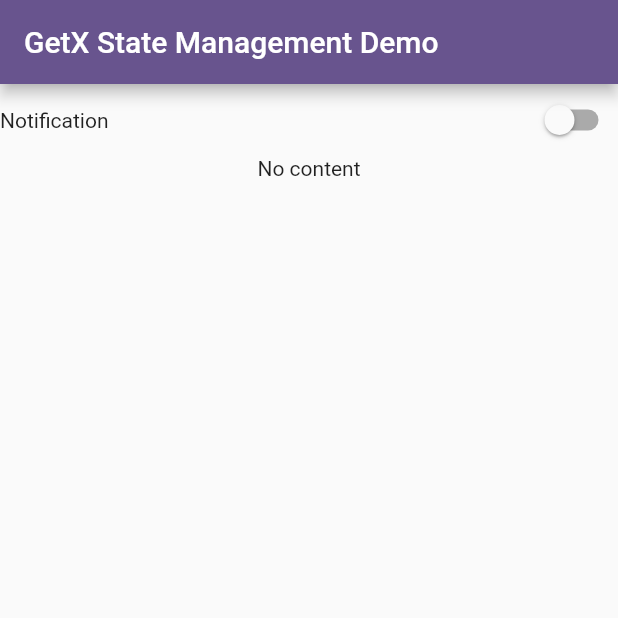
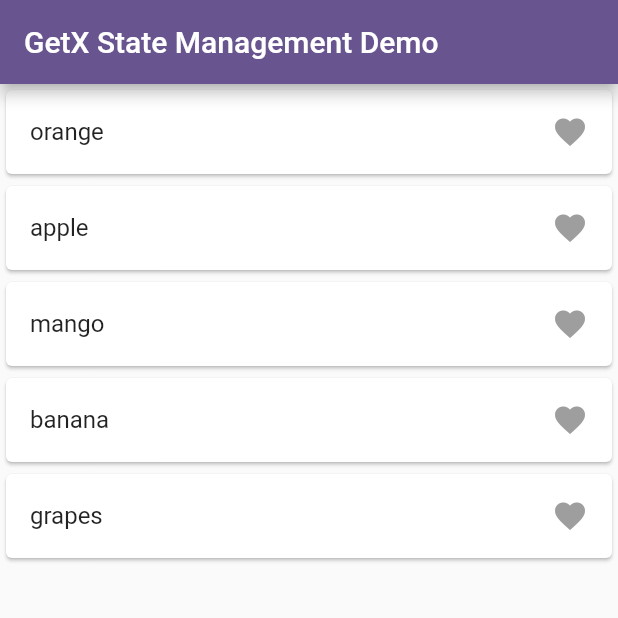
Before and after one commit to dilipwebs/getxstate, a Flutter app: the screen it shows after launch, on a phone screen of 412 x 824 dp, the top half of it. Run offline on Flutter 3.47's test engine with Material 3 defaults, Android fonts, the phone set to English and light mode, and no system bars; our stand-ins replace get, url_strategy.

Commit message:
favorite app default setState

```diff
--- a/lib/home_screen.dart
+++ b/lib/home_screen.dart
@@ -11,8 +11,10 @@
 }
 
 class _HomeScreenState extends State<HomeScreen> {
-  ExampleThreeController exampleThreeController =
-      Get.put(ExampleThreeController());
+
+  List<String> fruitList = ['orange','apple','mango','banana', 'grapes'];
+
+  List<String> tempFruitList = [];
 
   @override
   void initState() {
@@ -21,7 +23,7 @@
 
   @override
   Widget build(BuildContext context) {
-    print('rebuild');
+    print(tempFruitList);
 
     return Scaffold(
       appBar: AppBar(
@@ -29,25 +31,30 @@
           'GetX State Management Demo',
         ),
       ),
-      body: SingleChildScrollView(
-        child: Column(
-          children: [
-            Row(
-              mainAxisAlignment: MainAxisAlignment.spaceBetween,
-              children: [
-                Text('Notification'),
-                Obx(() => Switch(
-                    value: exampleThreeController.notification.value,
-                    onChanged: (value) {
-                      exampleThreeController.notification.value = value;
-                    }))
-              ],
+      body: ListView.builder(
+        itemCount: fruitList.length,
+        itemBuilder: (context, index) {
+          return Card(
+            child: ListTile(
+              onTap: (){
+                if(tempFruitList.contains(fruitList[index].toString())){
+                  tempFruitList.remove(fruitList[index].toString());
+                }else{
+                  tempFruitList.add(fruitList[index].toString());
+                }
+                setState(() {
+                });
+              },
+              title: Text(fruitList[index].toString()),
+              trailing: Icon(Icons.favorite, color:
+
+                tempFruitList.contains(fruitList[index].toString()) ?
+                Colors.red : Colors.grey,
+
+              ),
             ),
-            Obx(() => exampleThreeController.notification.value
-                ? const Text('Dummy content')
-                : const Text('No content')),
-          ],
-        ),
+          );
+        },
       ),
     );
   }
```
